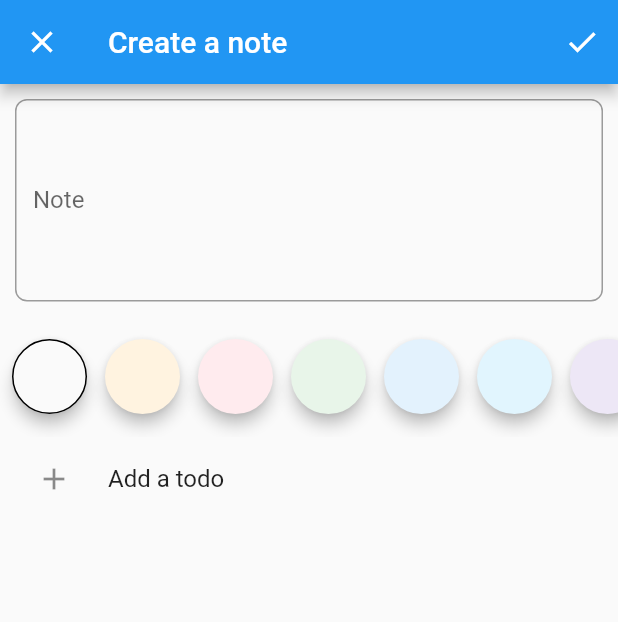
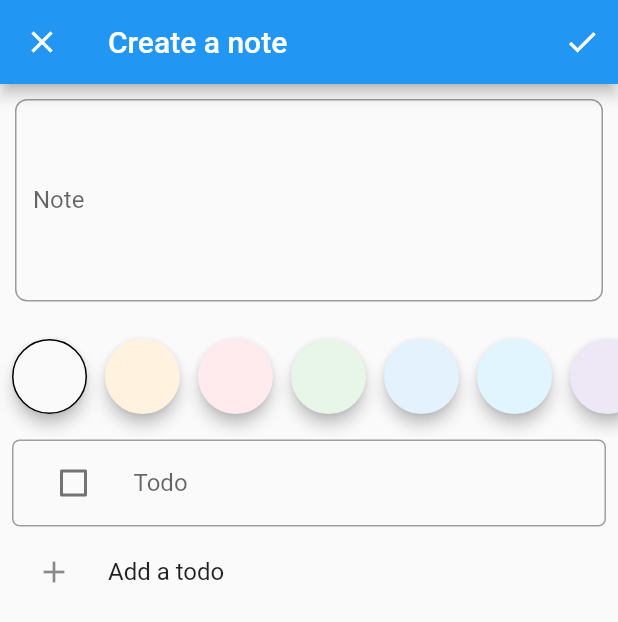
Before and after one commit to jinbekim/todolist, a Flutter app: the NoteFormPage screen opened by its route, after a tap on "Add a todo", on a phone screen of 412 x 824 dp. Shown: the top 622 px of the screen. Run offline on Flutter 3.47's test engine with Material 2 defaults, Android fonts, the phone set to English and light mode, and no system bars; drawn by our look-alikes of flutter_slidable; our stand-ins replace cloud_firestore, dartz, firebase_auth, firebase_core, flutter_hooks, freezed_annotation and 5 more; accounts and stored records are empty.

Commit message:
add: Todo tile

```diff
--- /dev/null
+++ b/build.yaml
@@ -0,0 +1,6 @@
+targets:
+  $default:
+    builders:
+      json_serializable:
+        options:
+          explicit_to_json: true
--- a/lib/application/notes/form/note_form_controller.dart
+++ b/lib/application/notes/form/note_form_controller.dart
@@ -1,5 +1,7 @@
-import 'dart:ui';
+import 'dart:async';
+
 import 'package:dartz/dartz.dart';
+import 'package:flutter/material.dart';
 import 'package:get/get.dart';
 import 'package:kt_dart/kt.dart';
 import 'package:todolist/application/notes/form/note_form_state.dart';
@@ -15,7 +17,9 @@ class NoteFormController extends GetxController {
 
   final Rx<NoteFormState> state = NoteFormState.initial().obs;
 
-  NoteFormController(this._noteRepository);
+  NoteFormController(this._noteRepository) {
+    _prevIsFull = state.value.note.todos.isFull;
+  }
 
   static NoteFormController get to => Get.find();
 
@@ -24,7 +28,7 @@ class NoteFormController extends GetxController {
     super.onReady();
     ever(
       state,
-      (_) => state.value.saveFailureOrSuccessOption.fold(
+      (e) => e.saveFailureOrSuccessOption.fold(
         () => {},
         (either) => either.fold(
           (failure) {
@@ -44,6 +48,53 @@ class NoteFormController extends GetxController {
       ),
       condition: () => state.value.saveFailureOrSuccessOption.isSome(),
     );
+    _when(
+      state,
+      (_) {
+        Get.snackbar(
+          "NoteForm",
+          "You can't have more than 3 todos",
+          mainButton: TextButton(
+            onPressed: () {},
+            child: const Text(
+              'BUY NOW',
+              style: TextStyle(color: Colors.yellow),
+            ),
+          ),
+        );
+      },
+    );
+  }
+
+  bool _conditional(dynamic condition) {
+    if (condition == null) return true;
+    if (condition is bool) return condition;
+    if (condition is bool Function()) return condition();
+    return true;
+  }
+
+  bool? _prevIsFull;
+
+  Worker _when<T>(
+    RxInterface<T> listener,
+    WorkerCallback<T> callback, {
+    dynamic condition = true,
+    Function? onError,
+    void Function()? onDone,
+    bool? cancelOnError,
+  }) {
+    final StreamSubscription sub = listener.listen(
+      (event) {
+        if (_prevIsFull != state.value.note.todos.isFull) {
+          _prevIsFull = state.value.note.todos.isFull;
+          if (_conditional(condition)) callback(event);
+        }
+      },
+      onError: onError,
+      onDone: onDone,
+      cancelOnError: cancelOnError,
+    );
+    return Worker(sub.cancel, '[_when]');
   }
 
   void init(Option<Note> initialNoteOption) {
--- a/lib/domain/auth/user.dart
+++ b/lib/domain/auth/user.dart
@@ -4,8 +4,8 @@ import 'package:todolist/domain/core/value_objects.dart';
 part 'user.freezed.dart';
 
 @freezed
-abstract class User with _$TUser {
+abstract class User with _$User {
   const factory User({
     required UniqueId id,
-  }) = _TUser;
+  }) = _User;
 }
--- a/lib/presentation/notes/note_form/note_form_page.dart
+++ b/lib/presentation/notes/note_form/note_form_page.dart
@@ -1,4 +1,3 @@
-import 'package:dartz/dartz.dart';
 import 'package:flutter/material.dart';
 import 'package:get/get.dart';
 import 'package:kt_dart/kt.dart';
@@ -9,13 +8,12 @@ import 'package:todolist/presentation/notes/note_form/misc/todo_item_presentatio
 import 'package:todolist/presentation/notes/note_form/widgets/add_todo_tile_widget.dart';
 import 'package:todolist/presentation/notes/note_form/widgets/body_field_widget.dart';
 import 'package:todolist/presentation/notes/note_form/widgets/color_field_widget.dart';
+import 'package:todolist/presentation/notes/note_form/widgets/todo_list_widget.dart';
 
 class NoteFormPage extends StatelessWidget {
   final Note? editedNote;
 
-  NoteFormPage({super.key, required this.editedNote}) {
-    NoteFormController.to.init(optionOf(editedNote));
-  }
+  const NoteFormPage({super.key, required this.editedNote});
 
   @override
   Widget build(BuildContext context) {
@@ -108,6 +106,7 @@ class NoteFormPageScaffold extends StatelessWidget {
                 children: const [
                   BodyField(),
                   ColorField(),
+                  TodoList(),
                   AddTodoTile(),
                 ],
               ),
--- /dev/null
+++ b/lib/presentation/notes/note_form/widgets/todo_list_widget.dart
@@ -0,0 +1,112 @@
+import 'package:flutter/material.dart';
+import 'package:flutter_hooks/flutter_hooks.dart';
+import 'package:flutter_slidable/flutter_slidable.dart';
+import 'package:kt_dart/kt.dart';
+import 'package:provider/provider.dart';
+import 'package:todolist/application/notes/form/note_form_controller.dart';
+import 'package:todolist/domain/notes/value_objects.dart';
+import 'package:todolist/presentation/notes/note_form/misc/build_context_x.dart';
+import 'package:todolist/presentation/notes/note_form/misc/todo_item_presentation_classes.dart';
+
+class TodoList extends StatelessWidget {
+  const TodoList({super.key});
+
+  @override
+  Widget build(BuildContext context) {
+    return Consumer<FormTodos>(
+      builder: (context, formTodos, child) => ListView.builder(
+        shrinkWrap: true,
+        itemCount: formTodos.value.size,
+        itemBuilder: (context, index) {
+          return TodoTile(
+            index: index,
+            key: ValueKey(context.formTodos[index].id),
+          );
+        },
+      ),
+    );
+  }
+}
+
+class TodoTile extends HookWidget {
+  final int index;
+
+  const TodoTile({
+    required this.index,
+    super.key,
+  });
+
+  @override
+  Widget build(BuildContext context) {
+    final todo =
+        context.formTodos.getOrElse(index, (_) => TodoItemPrimitive.empty());
+    return Slidable(
+      endActionPane: ActionPane(
+        extentRatio: 0.15,
+        motion: const DrawerMotion(),
+        children: [
+          SlidableAction(
+            label: 'Delete',
+            padding: const EdgeInsets.symmetric(horizontal: 10),
+            borderRadius: BorderRadius.circular(5),
+            onPressed: (_) {
+              context.formTodos = context.formTodos.minusElement(todo);
+              NoteFormController.to.todosChanged(context.formTodos);
+            },
+            icon: Icons.delete,
+            backgroundColor: Colors.red,
+            foregroundColor: Colors.white,
+          ),
+        ],
+      ),
+      child: Container(
+        decoration: BoxDecoration(
+          border: Border.all(
+            color: Colors.grey,
+          ),
+          borderRadius: BorderRadius.circular(5),
+        ),
+        margin: const EdgeInsets.symmetric(vertical: 2, horizontal: 8),
+        child: ListTile(
+          leading: Checkbox(
+            value: todo.done,
+            onChanged: (value) {
+              context.formTodos = context.formTodos.map(
+                (listTodo) => listTodo == todo
+                    ? todo.copyWith(done: value ?? false)
+                    : listTodo,
+              );
+              NoteFormController.to.todosChanged(context.formTodos);
+            },
+          ),
+          title: TextFormField(
+            decoration: const InputDecoration(
+              counterText: '',
+              hintText: 'Todo',
+              border: InputBorder.none,
+            ),
+            maxLength: TodoName.maxLength,
+            initialValue: todo.name,
+            onChanged: (value) {
+              context.formTodos = context.formTodos.map(
+                (listTodo) =>
+                    listTodo == todo ? todo.copyWith(name: value) : listTodo,
+              );
+              NoteFormController.to.todosChanged(context.formTodos);
+            },
+            validator: (_) {
+              return NoteFormController.to.state.value.note.todos.value.fold(
+                (f) => f.maybeMap(
+                  empty: (_) => 'Cannot be empty',
+                  exceedingLength: (_) => 'Too long',
+                  orElse: () => null,
+                ),
+                (_) => null,
+              );
+            },
+          ),
+        ),
+      ),
+    );
+  }
+}
--- a/lib/presentation/routes/get_pages.dart
+++ b/lib/presentation/routes/get_pages.dart
@@ -20,7 +20,7 @@ extension GetPagesX on GetInterface {
       ),
       GetPage(
         name: Routes.noteFormPage,
-        page: () => NoteFormPage(editedNote: null),
+        page: () => const NoteFormPage(editedNote: null),
         fullscreenDialog: true,
       ),
     ];
--- a/pubspec.yaml
+++ b/pubspec.yaml
@@ -39,6 +39,7 @@ dependencies:
     sdk: flutter
   flutter_bloc: ^8.1.1
   flutter_hooks: ^0.18.5+1
+  flutter_slidable: ^2.0.0
   freezed_annotation: ^2.2.0
   get: ^4.6.5
   get_it: ^7.2.0
```
Also changed, not shown: lib/presentation/sign_in/widgets/note_card_widget.dart (+5 -2 lines), lib/domain/auth/user.freezed.dart, lib/infrastructure/notes/note_dtos.g.dart, lib/presentation/notes/note_form/misc/todo_item_presentation_classes.freezed.dart, pubspec.lock, 2 other files.
